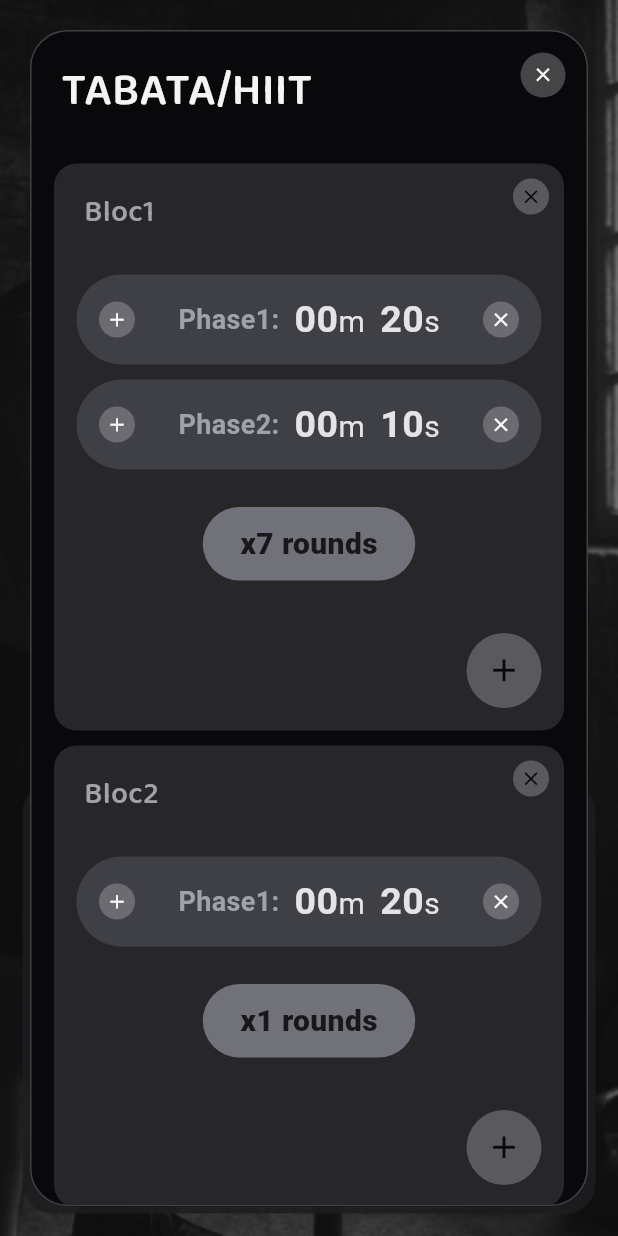
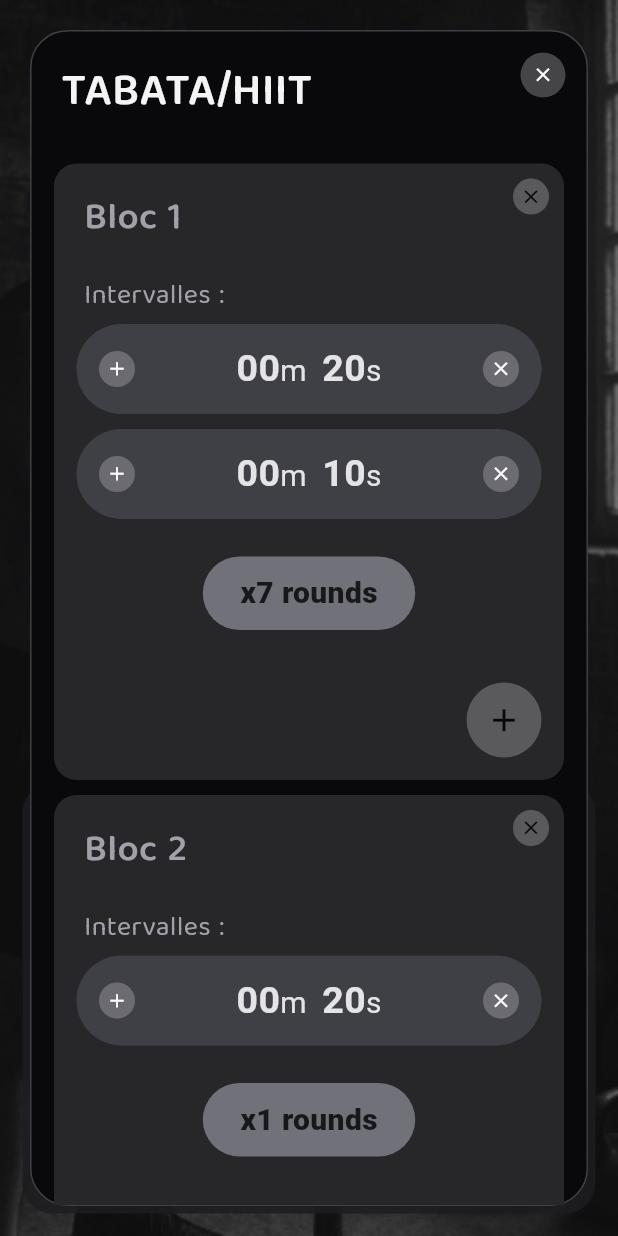
Before and after one commit to afekhar/hiitimer, a Flutter app: the screen it shows after launch, after a tap on "TABATA/HIIT", on a phone screen of 412 x 824 dp. Run offline on Flutter 3.47's test engine with Material 3 defaults, Android fonts, the phone set to English and light mode, and no system bars; our stand-ins replace audioplayers, wakelock_plus.

Commit message:
Edit phases

```diff
--- a/lib/timer_config_block.dart
+++ b/lib/timer_config_block.dart
@@ -43,8 +43,8 @@ class TimerConfigBlock extends StatelessWidget {
         builder: (context) => AlertDialog(
           title: const Text("Suppression impossible"),
           content: const Text(
-            "Un bloc doit contenir au moins une phase. "
-            "Vous ne pouvez pas supprimer la dernière phase.",
+            "Un bloc doit contenir au moins un intervalle."
+            "Vous ne pouvez pas supprimer le dernier intervalle.",
           ),
           actions: [
             TextButton(
@@ -80,6 +80,23 @@ class TimerConfigBlock extends StatelessWidget {
     );
   }
 
+  phaseChanged(int phaseIndex, int count) {
+
+    final changedBlock = TimerBlock(
+      phases: [
+        ...block.phases.sublist(0, phaseIndex),
+        count,
+        ...block.phases.sublist(phaseIndex + 1),
+      ],
+      rounds: block.rounds,
+    );
+
+    onBlockChange(
+      index,
+      changedBlock,
+    );
+  }
+
   @override
   Widget build(BuildContext context) {
     return Container(
@@ -96,11 +113,23 @@ class TimerConfigBlock extends StatelessWidget {
               Padding(
                 padding: const EdgeInsets.all(20.0),
                 child: Text(
-                  'Bloc${index + 1}',
+                  'Bloc ${index + 1}',
                   style: TextStyle(
                     fontFamily: 'BalooTamma2',
-                    fontSize: 20.0,
+                    fontSize: 25.0,
                     fontWeight: FontWeight.w600,
+                    color: primary400,
+                  ),
+                ),
+              ),
+              Padding(
+                padding: const EdgeInsets.symmetric(horizontal: 20.0),
+                child: Text(
+                  'Intervalles :',
+                  style: TextStyle(
+                    fontFamily: 'BalooTamma2',
+                    fontSize: 18.0,
+                    fontWeight: FontWeight.w400,
                     color: primary400,
                   ),
                 ),
@@ -111,6 +140,7 @@ class TimerConfigBlock extends StatelessWidget {
                   count: entry.value,
                   onAddPhase: addPhase,
                   onRemovePhase: (index) => removePhase(index, context),
+                  onPhaseChange: (index, count) => phaseChanged(index, count),
                 );
               }),
               Padding(
--- a/lib/timer_config_phase.dart
+++ b/lib/timer_config_phase.dart
@@ -1,4 +1,3 @@
-import 'dart:developer';
 import 'package:flutter/material.dart';
 import 'package:hiitimer/bottom_overlay.dart';
 import 'package:hiitimer/phase_setter.dart';
@@ -11,24 +10,27 @@ class TimerConfigPhase extends StatefulWidget {
       required this.index,
       required this.count,
       required this.onAddPhase,
-      required this.onRemovePhase});
+      required this.onRemovePhase,
+      required this.onPhaseChange,});
 
   final int index;
   final int count;
   final Function(int index) onAddPhase;
   final Function(int index) onRemovePhase;
+  final Function(int index, int count) onPhaseChange;
 
   @override
   State<TimerConfigPhase> createState() => _TimerConfigPhaseState();
 }
 
 class _TimerConfigPhaseState extends State<TimerConfigPhase> {
-  bool showOverlay = false;
+  bool _showOverlay = false;
 
   @override
   Widget build(BuildContext context) {
-    final seconds = widget.count % 60;
-    final minutes = widget.count ~/ 60;
+
+    final int seconds = widget.count % 60;
+    final int minutes = widget.count ~/ 60;
 
     return Column(
       children: [
@@ -63,28 +65,26 @@ class _TimerConfigPhaseState extends State<TimerConfigPhase> {
                   GestureDetector(
                     behavior: HitTestBehavior.opaque,
                     onTap: () {
-                      log("---> Tap on phase");
-                      // _showOverlay(context);
                       setState(() {
-                        showOverlay = true;
+                        _showOverlay = true;
                       });
                     },
                     child: SizedBox(
                       height: double.infinity,
                       child: Row(
                         children: [
-                          Text(
-                            'Phase${widget.index + 1}:',
-                            style: TextStyle(
-                              fontFamily: 'Roboto',
-                              fontSize: 18.0,
-                              fontWeight: FontWeight.w600,
-                              color: primary400,
-                            ),
-                          ),
-                          SizedBox(
-                            width: 10.0,
-                          ),
+                          // Text(
+                          //   'Intervalle ${widget.index + 1}:',
+                          //   style: TextStyle(
+                          //     fontFamily: 'Roboto',
+                          //     fontSize: 16.0,
+                          //     fontWeight: FontWeight.w400,
+                          //     color: primary400,
+                          //   ),
+                          // ),
+                          // SizedBox(
+                          //   width: 10.0,
+                          // ),
                           Text.rich(
                             TextSpan(
                               children: [
@@ -159,20 +159,22 @@ class _TimerConfigPhaseState extends State<TimerConfigPhase> {
           ),
         ),
         BottomOverlay(
-          show: showOverlay,
+          show: _showOverlay,
           child: GestureDetector(
             onTap: () {
               setState(() {
-                showOverlay = false;
+                _showOverlay = false;
               });
             },
             child: PhaseSetter(count: widget.count, onCancel: () {
               setState(() {
-                showOverlay = false;
+                _showOverlay = false;
               });
-            }, onOK: () {
+            }, onOK: (count) {
+              widget.onPhaseChange(widget.index, count);
+
               setState(() {
-                showOverlay = false;
+                _showOverlay = false;
               });
             },),
           ),
```
Also changed, not shown: lib/phase_setter.dart (+5 -3 lines).
